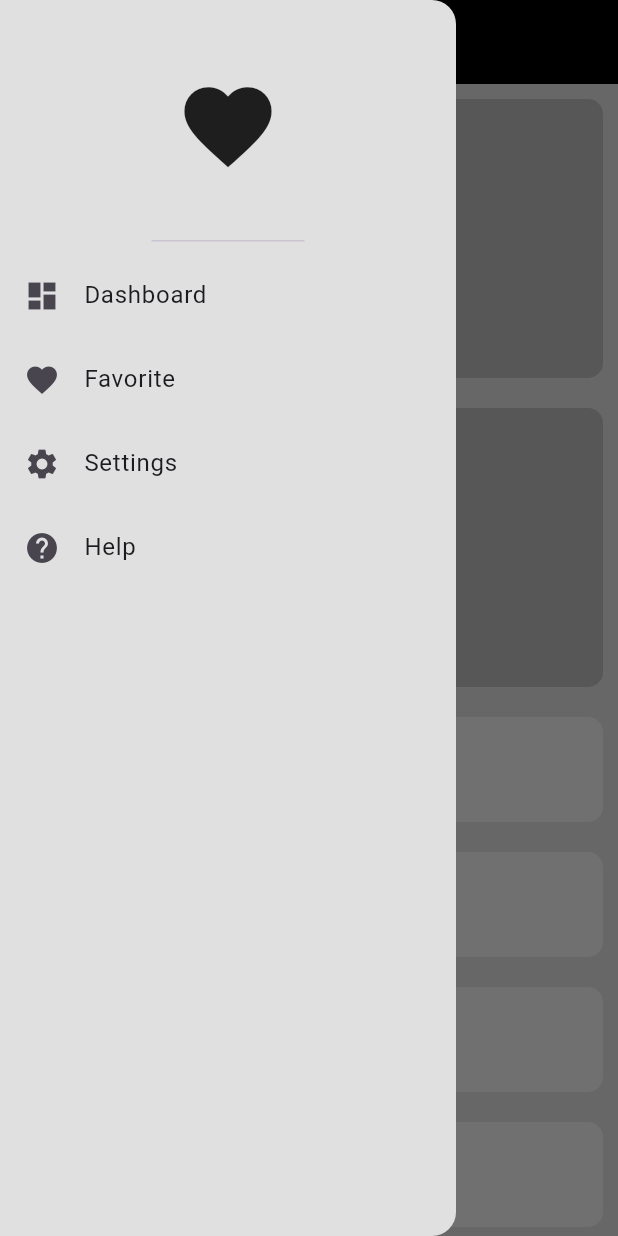
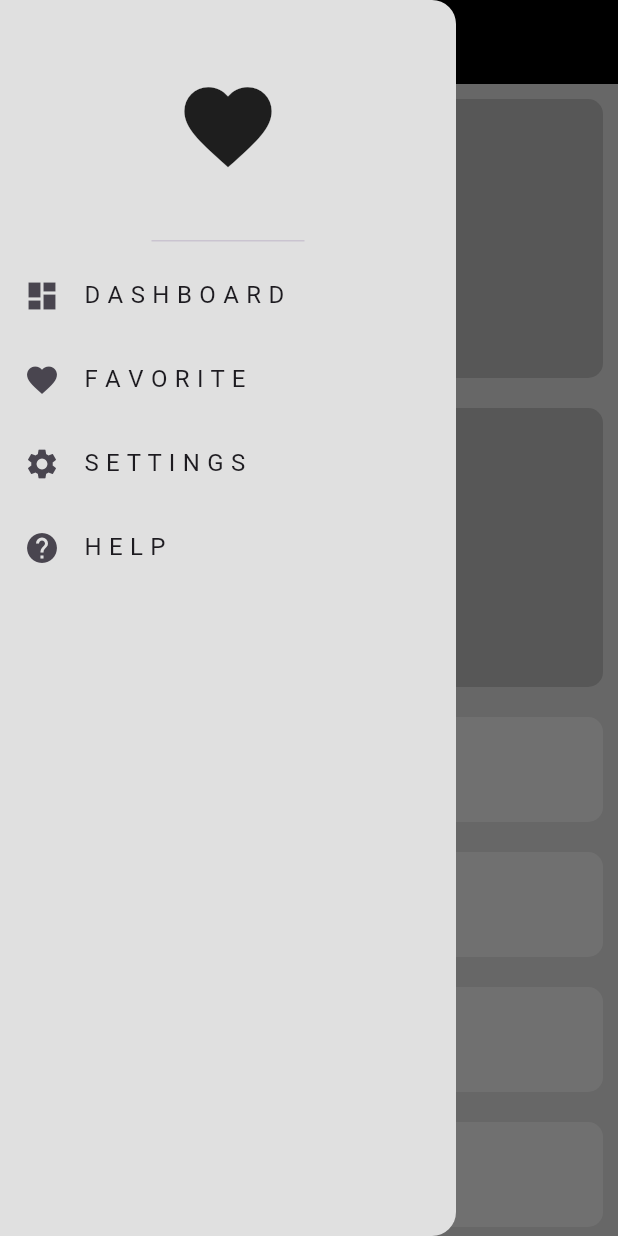
Before and after one commit to Sara-Salem-FCI/responsive_ui_test, a Flutter app: the screen it shows after launch, with the side drawer open, on a phone screen of 412 x 824 dp. Run offline on Flutter 3.47's test engine with Material 3 defaults, Android fonts, the phone set to English and light mode, and no system bars.

Commit message:
Edit dashboard text and fit it

```diff
--- a/lib/widgets/drawer_items.dart
+++ b/lib/widgets/drawer_items.dart
@@ -4,12 +4,14 @@ import '../models/drawer_model.dart';
 
 class DrawerItemsListView extends StatelessWidget {
   const DrawerItemsListView({super.key});
+
   static List<DrawerModel> drawerItems = [
-    DrawerModel(title: 'Dashboard', icon: Icons.dashboard),
-    DrawerModel(title: 'Favorite', icon: Icons.favorite),
-    DrawerModel(title: 'Settings', icon: Icons.settings),
-    DrawerModel(title: 'Help', icon: Icons.help),
+    DrawerModel(title: 'D a s h b o a r d', icon: Icons.dashboard),
+    DrawerModel(title: 'F a v o r i t e', icon: Icons.favorite),
+    DrawerModel(title: 'S e t t i n g s', icon: Icons.settings),
+    DrawerModel(title: 'H e l p', icon: Icons.help),
   ];
+
   @override
   Widget build(BuildContext context) {
     return ListView.builder(
@@ -18,7 +20,13 @@ class DrawerItemsListView extends StatelessWidget {
       itemBuilder: (BuildContext context, int index) {
         return ListTile(
           leading: Icon(drawerItems[index].icon),
-          title: Text(drawerItems[index].title),
+          title: FittedBox(
+            fit: BoxFit.scaleDown,
+            alignment: Alignment.centerLeft,
+            child: Text(
+              drawerItems[index].title.toUpperCase(),
+            ),
+          ),
         );
       },
       itemCount: drawerItems.length,
```
